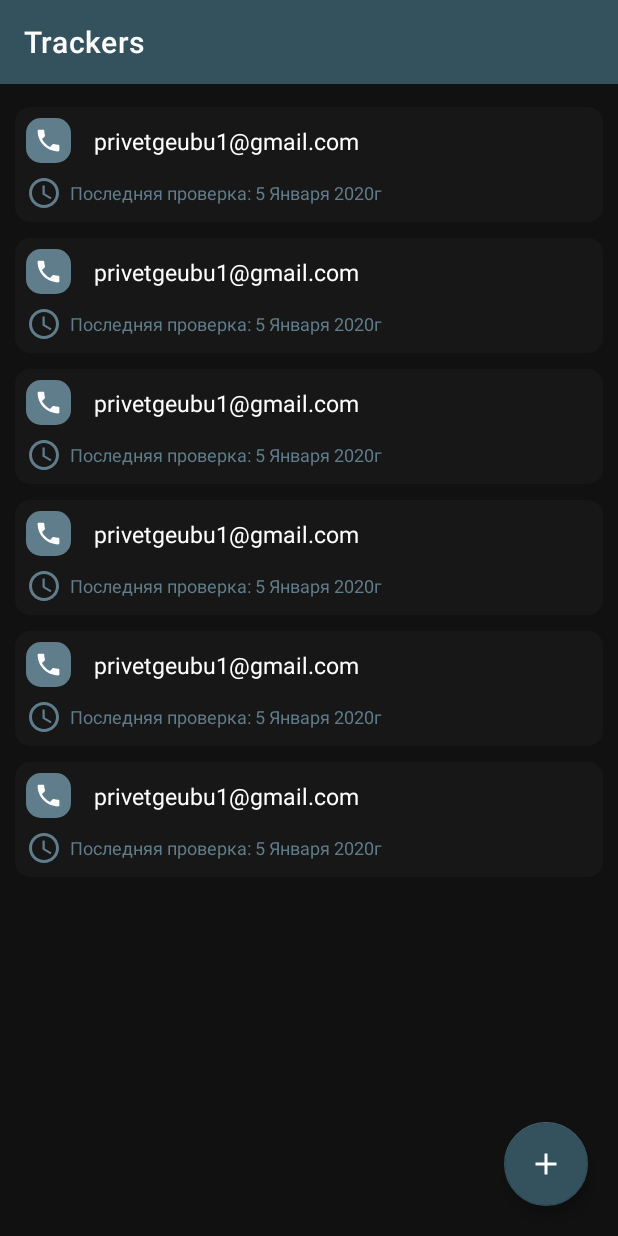
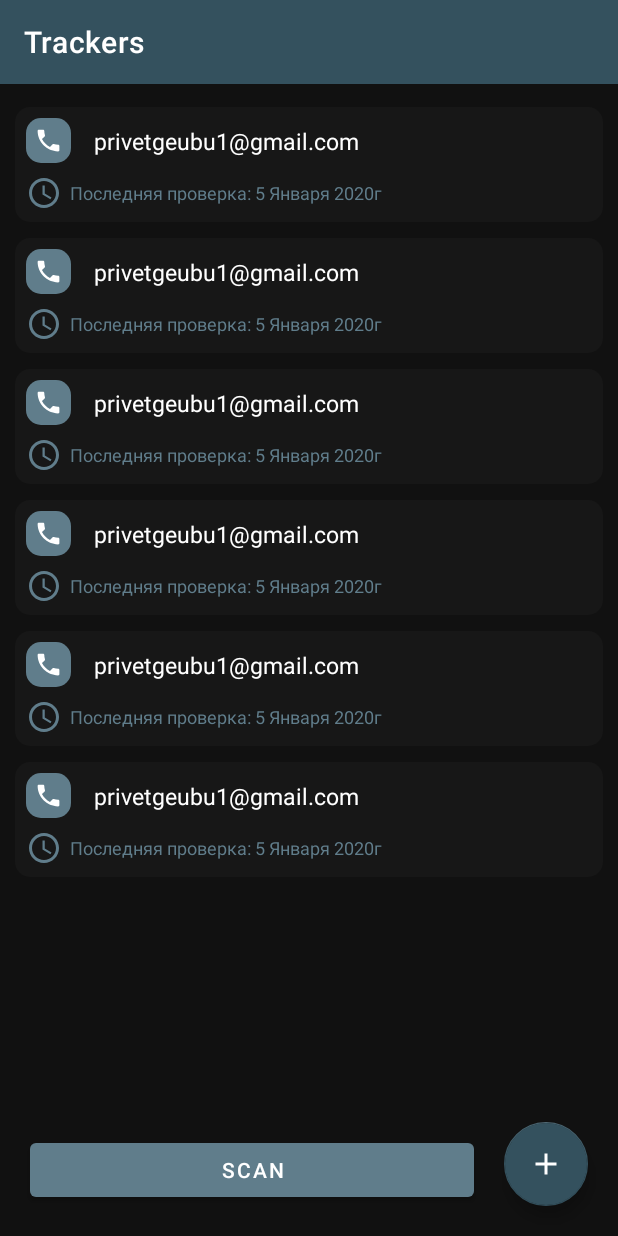
Before and after one commit to detsimov/leak-checker, an Android app: the layout fragment_master_trackdata.xml on its own in the app's theme, with its tools: preview values and no code run, on a phone screen of 412 x 824 dp. Run offline under Robolectric (Android 15) with nearby library versions, the phone set to English and light mode, and no system bars.

Commit message:
Add greeting dialog, add force scan, add SecureDataSource

```diff
--- a/data-local/src/main/java/com/detsimov/leakchecker/data_local/di/Module.kt
+++ b/data-local/src/main/java/com/detsimov/leakchecker/data_local/di/Module.kt
@@ -1,6 +1,7 @@
 package com.detsimov.leakchecker.data_local.di
 
 import com.detsimov.leakchecker.data_local.database.DatabaseProvider
+import com.detsimov.leakchecker.data_local.datasources.SecureDataSource
 import com.detsimov.leakchecker.data_local.datasources.TokenDataSource
 import com.detsimov.leakchecker.data_local.datasources.UserInfoDataSource
 import com.detsimov.leakchecker.data_local.network.providers.OkHttpProvider
@@ -30,11 +31,12 @@ val dataModule = module {
     single<ILeakRepository> { LeakRepository(get()) }
 
     /** Security */
-    single<ISecure> { Secure(get()) }
+    single<ISecure> { Secure(get(), get()) }
 
     /** DataSources */
     single { TokenDataSource(get()) }
     single { UserInfoDataSource(get()) }
+    single { SecureDataSource(get()) }
 
     /** Providers */
     single { DatabaseProvider(get()).get() }
--- a/domain/src/main/java/com/detsimov/leakchecker/domain/interactors/i/ISecureInteractor.kt
+++ b/domain/src/main/java/com/detsimov/leakchecker/domain/interactors/i/ISecureInteractor.kt
@@ -4,5 +4,7 @@ import com.detsimov.leakchecker.domain.models.ScanDataModel
 
 interface ISecureInteractor {
 
-    suspend fun fullScan() : ScanDataModel
+    val scanCount: Int
+
+    suspend fun fullScan(force: Boolean = false) : ScanDataModel
 }
--- a/domain/src/main/java/com/detsimov/leakchecker/domain/service/ISecure.kt
+++ b/domain/src/main/java/com/detsimov/leakchecker/domain/service/ISecure.kt
@@ -5,5 +5,7 @@ import com.detsimov.leakchecker.domain.models.TrackDataModel
 
 interface ISecure {
 
+    var scanCount: Int
+
     suspend fun scanLeaks(trackDataWithLeaks: Pair<List<TrackDataModel>, List<LeakModel>>) : List<LeakModel.Scanned>
 }
--- a/ui/src/main/java/com/detsimov/leakchecker/ui_android/firebase/EVENT.kt
+++ b/ui/src/main/java/com/detsimov/leakchecker/ui_android/firebase/EVENT.kt
@@ -15,8 +15,6 @@ enum class EVENT {
     USER_CLICK_ON_ANALYSE_SCAN,
     USER_NOT_ACCEPT_CONSENT,
 
-    /** Consent ошибки */
-    CONSENT_INFO_UPDATE_ERROR,
-    CONSENT_LOAD_FORM_ERROR,
-    CONSENT_SHOW_FORM_ERROR
+    /** Разные */
+    GREETING_DIALOG_SHOWED
 }
--- a/ui/src/main/res/layout/fragment_master_trackdata.xml
+++ b/ui/src/main/res/layout/fragment_master_trackdata.xml
@@ -5,6 +5,7 @@
     android:id="@+id/containerMain"
     android:layout_width="match_parent"
     android:layout_height="match_parent"
+    android:animateLayoutChanges="true"
     android:background="?colorGlobalBackground">
 
     <com.google.android.material.appbar.MaterialToolbar
@@ -51,7 +52,21 @@
         android:layout_margin="20dp"
         android:src="@drawable/ic_baseline_add_24"
         app:layout_constraintBottom_toBottomOf="parent"
-        app:layout_constraintRight_toRightOf="parent" />
+        app:layout_constraintRight_toRightOf="parent"
+        android:contentDescription="@null" />
+
+
+    <com.google.android.material.button.MaterialButton
+        android:id="@+id/btnScan"
+        android:layout_width="0dp"
+        android:layout_height="wrap_content"
+        android:layout_margin="20dp"
+        android:text="@string/track_data_master_btn_scan"
+        android:visibility="gone"
+        app:layout_constraintBottom_toBottomOf="parent"
+        app:layout_constraintEnd_toStartOf="@id/btnAddTrack"
+        app:layout_constraintStart_toStartOf="parent"
+        tools:visibility="visible" />
 
 
 </androidx.constraintlayout.widget.ConstraintLayout>
--- a/ui/src/main/res/values/strings.xml
+++ b/ui/src/main/res/values/strings.xml
@@ -21,7 +21,7 @@
     <string name="settings_master_title_app_info">About application</string>
     <string name="settings_master_app_info">Version %1$s, build %2$d</string>
     <string name="settings_master_error_token">An error occurred while withdrawing the token</string>
-    <string name="settings_master_consent"> <![CDATA[<a href="https://leakchecker.ru/privacy.html">Privacy policy</a>]]> and
+    <string name="settings_master_consent" translatable="false"> <![CDATA[<a href="https://leakchecker.ru/privacy.html">Privacy policy</a>]]> and
         <![CDATA[<a href="https://leakchecker.ru/terms.html">terms of use</a>]]></string>
 
     <!-- Строки TrackData Feature -->
@@ -31,6 +31,8 @@
     <string name="track_data_create_title_data">Data</string>
     <string name="track_data_master_title_dialog_clear_all">Trackers</string>
     <string name="track_data_create_btn_add">Confirm</string>
+    <string name="track_data_master_btn_scan">Scan</string>
+    <string name="track_data_master_message_greeting_dialog">You have added the first TrackData, every 24 hours it will be checked by our service! You can now do a manual scan for your reference.</string>
     <string name="track_data_master_message_dialog_clear_all">Are you sure you want to delete all data?</string>
     <string name="track_data_master_btn_ok_dialog_clear_all">OK</string>
     <string name="track_data_master_btn_cancel_dialog_clear_all">Cancel</string>
```
Also changed, not shown: data-local/src/main/java/com/detsimov/leakchecker/data_local/datasources/SecureDataSource.kt (added, +18 -0 lines), data-local/src/main/java/com/detsimov/leakchecker/data_local/security/Secure.kt (+7 -1 lines), domain/src/main/java/com/detsimov/leakchecker/domain/interactors/SecureInteractor.kt (+8 -3 lines), ui/src/main/java/com/detsimov/leakchecker/ui_android/features/trackdata/master/TrackDataMasterFragment.kt (+20 -0 lines), ui/src/main/java/com/detsimov/leakchecker/ui_android/features/trackdata/master/TrackDataMasterViewModel.kt (+23 -2 lines), 1 other file.
